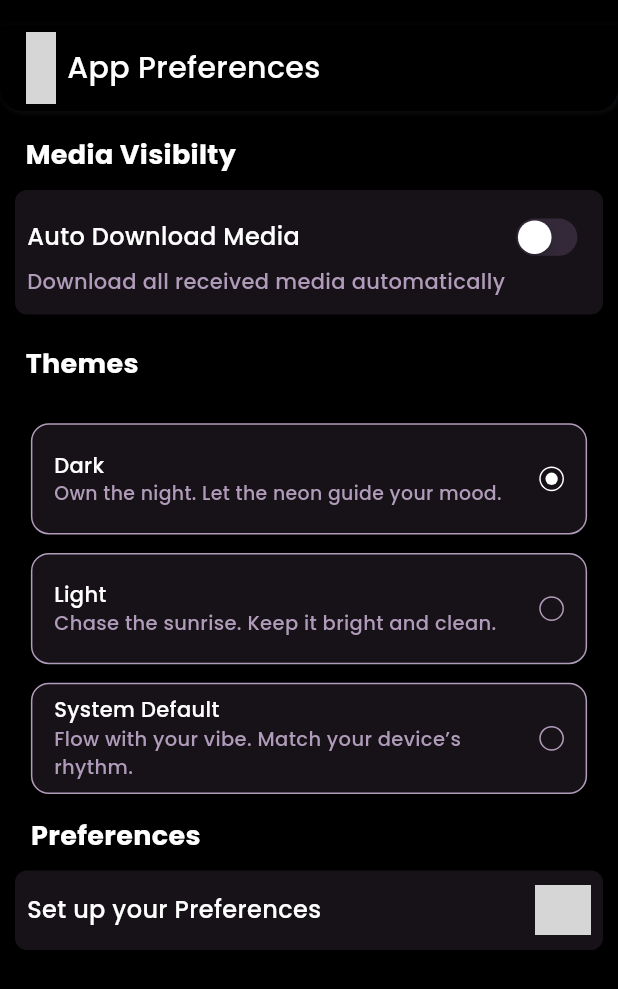
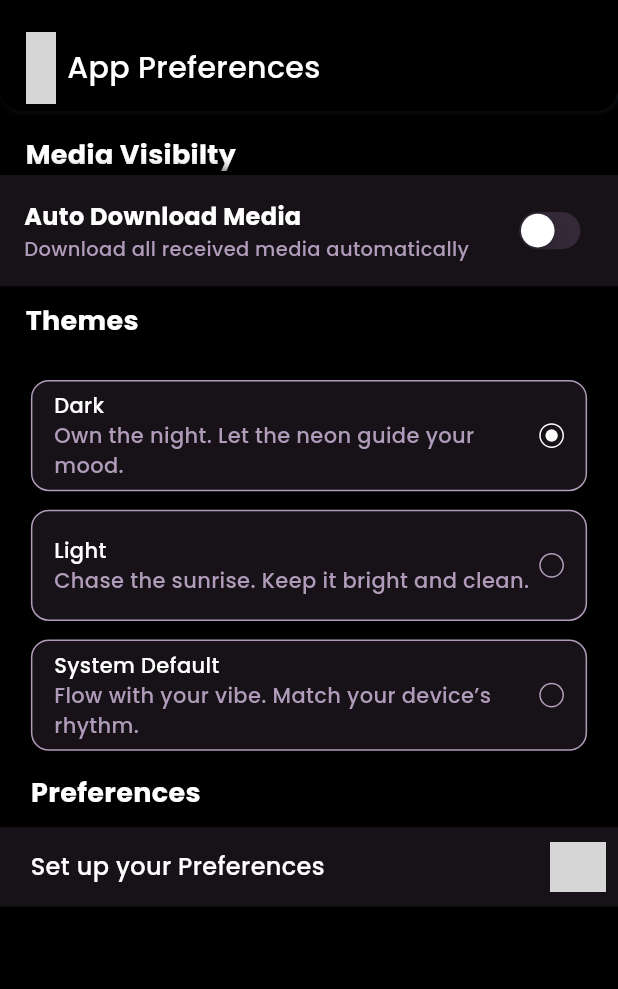
Before and after one commit to SriHarsha379/nightlife-app-personal, a Flutter app: the AppPreferences screen opened directly, on a phone screen of 412 x 824 dp. Shown: the top 989 px of the screen. Run offline on Flutter 3.47's test engine with Material 3 defaults, Android fonts, the light colour scheme and no system bars; our stand-ins replace carousel_slider, dropdown_button2, flutter_card_swiper, flutter_html, image_picker, page_transition and 3 more; accounts and stored records are empty; grey boxes are pictures that could not be loaded.

Commit message:
16-12-2025

```diff
--- a/lib/view/authentication/app_preference_screen.dart
+++ b/lib/view/authentication/app_preference_screen.dart
@@ -77,13 +77,12 @@ class _AppPreferencesState extends State<AppPreferences> {
                     ),
                   ),
                 ),
-
                 Container(
-                  padding: EdgeInsets.symmetric(vertical: 12, horizontal: 8),
-                  margin: EdgeInsets.symmetric(horizontal: 10, vertical: 10),
+                  height: size.height * 0.09, // same card height
+                  width: double.infinity,
+                  padding: const EdgeInsets.symmetric(horizontal: 16),
                   decoration: BoxDecoration(
                     color: AppColor.notificationContainerColor,
-                    borderRadius: BorderRadius.circular(8),
                     boxShadow: [
                       BoxShadow(
                         color: AppColor.primaryColor,
@@ -93,22 +92,46 @@ class _AppPreferencesState extends State<AppPreferences> {
                       ),
                     ],
                   ),
+                  child: Row(
+                    crossAxisAlignment:
+                        CrossAxisAlignment.center, // 👈 vertical center
+                    children: [
+                      /// LEFT TEXT PART
+                      Expanded(
                         child: Column(
+                          mainAxisAlignment:
+                              MainAxisAlignment.center, // 👈 center vertically
                           crossAxisAlignment: CrossAxisAlignment.start,
-                    children: [
-                      SizedBox(width: size.width * 2 / 100),
-                      Row(
-                        mainAxisAlignment: MainAxisAlignment.spaceBetween,
                           children: [
                             Text(
                               AppLanguage.autoDownloadMediaText[language],
+                              textHeightBehavior: const TextHeightBehavior(
+                                applyHeightToFirstAscent: false,
+                              ),
                               style: const TextStyle(
                                 color: AppColor.secondryColor,
                                 fontSize: 16,
                                 fontFamily: AppFont.fontFamily,
-                              fontWeight: FontWeight.w500,
+                                fontWeight: FontWeight.w600,
+                                height: 1.1,
                               ),
                             ),
+                            const SizedBox(height: 6),
+                            Text(
+                              AppLanguage.mediVisiibilityMsgText[language],
+                              style: const TextStyle(
+                                color: AppColor.notificationtextColor,
+                                fontSize: 13, // 👈 image me chhota hai
+                                height: 1.2,
+                                fontFamily: AppFont.fontFamily,
+                                fontWeight: FontWeight.w400,
+                              ),
+                            ),
+                          ],
+                        ),
+                      ),
+
+                      /// RIGHT SWITCH
                       Transform.scale(
                         scale: 0.80,
                         child: CupertinoSwitch(
@@ -121,17 +144,6 @@ class _AppPreferencesState extends State<AppPreferences> {
                           activeColor: AppColor.pinkColor,
                           thumbColor: Colors.white,
                           trackColor: AppColor.toggleColor,
-                            ),
-                          ),
-                        ],
-                      ),
-                      Text(
-                        AppLanguage.mediVisiibilityMsgText[language],
-                        style: const TextStyle(
-                          color: AppColor.notificationtextColor,
-                          fontSize: 14,
-                          fontFamily: AppFont.fontFamily,
-                          fontWeight: FontWeight.w400,
                         ),
                       ),
                     ],
@@ -219,7 +231,7 @@ class _AppPreferencesState extends State<AppPreferences> {
                                             style: const TextStyle(
                                               color: AppColor
                                                   .notificationtextColor,
-                                              fontSize: 12.6,
+                                              fontSize: 14,
                                               fontFamily: AppFont.fontFamily,
                                               fontWeight: FontWeight.w400,
                                             ),
@@ -310,7 +322,7 @@ class _AppPreferencesState extends State<AppPreferences> {
                                             style: const TextStyle(
                                               color: AppColor
                                                   .notificationtextColor,
-                                              fontSize: 13,
+                                              fontSize: 14,
                                               fontFamily: AppFont.fontFamily,
                                               fontWeight: FontWeight.w400,
                                             ),
@@ -402,7 +414,7 @@ class _AppPreferencesState extends State<AppPreferences> {
                                             style: const TextStyle(
                                               color: AppColor
                                                   .notificationtextColor,
-                                              fontSize: 13,
+                                              fontSize: 14,
                                               fontFamily: AppFont.fontFamily,
                                               fontWeight: FontWeight.w400,
                                             ),
@@ -452,7 +464,6 @@ class _AppPreferencesState extends State<AppPreferences> {
                               fontFamily: AppFont.fontFamily,
                               fontSize: 18,
                               fontWeight: FontWeight.w700,
-
                               color: AppColor.secondryColor,
                             ),
                           ),
@@ -476,11 +487,11 @@ class _AppPreferencesState extends State<AppPreferences> {
                   child: Container(
                     padding:
                         const EdgeInsets.symmetric(vertical: 10, horizontal: 8),
-                    margin: const EdgeInsets.symmetric(
-                        horizontal: 10, vertical: 10),
+                    margin:
+                        const EdgeInsets.symmetric(horizontal: 0, vertical: 10),
                     decoration: BoxDecoration(
                       color: AppColor.notificationContainerColor,
-                      borderRadius: BorderRadius.circular(8),
+                      // borderRadius: BorderRadius.circular(8),
                       boxShadow: [
                         BoxShadow(
                           color: AppColor.primaryColor,
@@ -493,17 +504,20 @@ class _AppPreferencesState extends State<AppPreferences> {
                     child: Column(
                       crossAxisAlignment: CrossAxisAlignment.start,
                       children: [
-                        SizedBox(width: size.width * 2 / 100),
                         Row(
                           mainAxisAlignment: MainAxisAlignment.spaceBetween,
                           children: [
-                            Text(
+                            Padding(
+                              padding: EdgeInsets.only(
+                                  left: size.width * 3 / 100), //
+                              child: Text(
                                 AppLanguage.setupYourPrefText[language],
                                 style: const TextStyle(
                                   color: AppColor.secondryColor,
                                   fontSize: 16,
                                   fontFamily: AppFont.fontFamily,
                                   fontWeight: FontWeight.w400,
+                                ),
                               ),
                             ),
                             SizedBox(
@@ -516,15 +530,6 @@ class _AppPreferencesState extends State<AppPreferences> {
                             ),
                           ],
                         ),
-                        // Text(
-                        //   AppLanguage.allowOthersText[language],
-                        //   style: const TextStyle(
-                        //     color: AppColor.notificationtextColor,
-                        //     fontSize: 14,
-                        //     fontFamily: AppFont.fontFamily,
-                        //     fontWeight: FontWeight.w400,
-                        //   ),
-                        // ),
                       ],
                     ),
                   ),
--- a/lib/view/authentication/forgot_otp_verify_screen.dart
+++ b/lib/view/authentication/forgot_otp_verify_screen.dart
@@ -82,7 +82,11 @@ class _ForgotOtpverifyState extends State<ForgotOtpverify> {
   Widget build(BuildContext context) {
     final size = MediaQuery.of(context).size;
 
-    return GestureDetector(
+    return PopScope(
+               canPop: false,
+          onPopInvoked: (didPop) {
+  },
+      child: GestureDetector(
         onTap: () => FocusManager.instance.primaryFocus?.unfocus(),
         child: Scaffold(
           backgroundColor: AppColor.secondryColor,
@@ -341,6 +345,7 @@ class _ForgotOtpverifyState extends State<ForgotOtpverify> {
             ),
           ),
         ),
+      ),
     );
   }
 }
--- a/lib/view/authentication/login_screen.dart
+++ b/lib/view/authentication/login_screen.dart
@@ -88,7 +88,6 @@ class _LoginScreenState extends State<LoginScreen>
             height: MediaQuery.of(context).size.height * 100 / 100,
             child: Stack(
               children: [
-                // Background image (static, no animation)
                 GestureDetector(
                   onTap: () {
                     FocusScope.of(context).unfocus();
@@ -105,7 +104,6 @@ class _LoginScreenState extends State<LoginScreen>
                   ),
                 ),
 
-                // Animated bottom sheet sliding up from bottom
                 SlideTransition(
                   position: _slideAnimation,
                   child: Align(
--- a/lib/view/authentication/notification_screen.dart
+++ b/lib/view/authentication/notification_screen.dart
@@ -49,7 +49,7 @@ class _NotificationsState extends State<Notifications> {
       "time": "– Explore now ✨",
       "view": "Explore",
       "lastseen": "1d ago",
-      "type": "event" // <-- FIXED
+      "type": "event"
     },
     {
       "image": AppImage.blackTicketconfirmedicon,
@@ -99,13 +99,13 @@ class _NotificationsState extends State<Notifications> {
               SizedBox(height: MediaQuery.of(context).size.height * 2 / 100),
               Align(
                 alignment:
-                    Alignment.centerLeft, // Correct alignment for the container
+                    Alignment.centerLeft,
                 child: Padding(
                   padding: const EdgeInsets.symmetric(horizontal: 17.0),
                   child: Text(
-                    AppLanguage.newtext[language], // Your text content
+                    AppLanguage.newtext[language],
                     textAlign: TextAlign
-                        .left, // Optional: text alignment inside Text widget
+                        .left,
                     style: TextStyle(
                       fontFamily: AppFont.fontFamily,
                       fontSize: 20,
--- a/lib/view/other/profile_details.dart
+++ b/lib/view/other/profile_details.dart
@@ -107,6 +107,10 @@ class _ProfileDetailsScreenState extends State<ProfileDetailsScreen> {
         systemNavigationBarColor: Colors.transparent,
         systemNavigationBarIconBrightness: Brightness.light,
       ),
+      child: PopScope(
+                 canPop: false,
+          onPopInvoked: (didPop) {
+  },
         child: GestureDetector(
           onTap: () => FocusManager.instance.primaryFocus?.unfocus(),
           child: Scaffold(
@@ -496,6 +500,7 @@ class _ProfileDetailsScreenState extends State<ProfileDetailsScreen> {
             ),
           ),
         ),
+      ),
     );
   }
 
```
Lines whose indentation alone changed are shown as unchanged.
